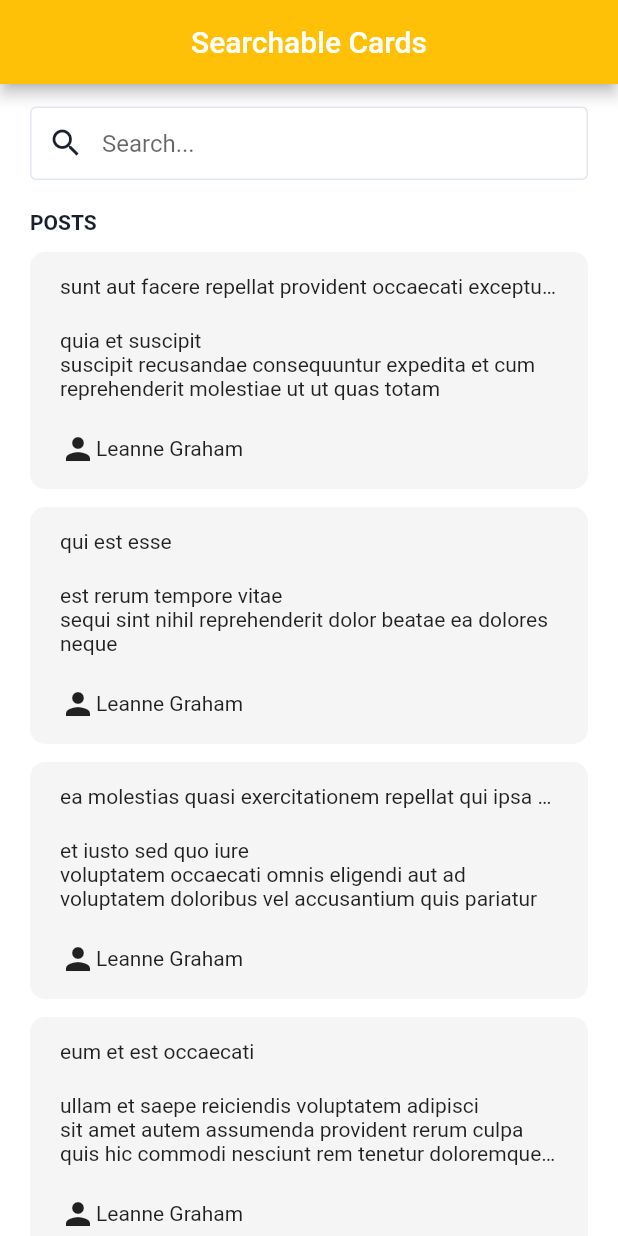
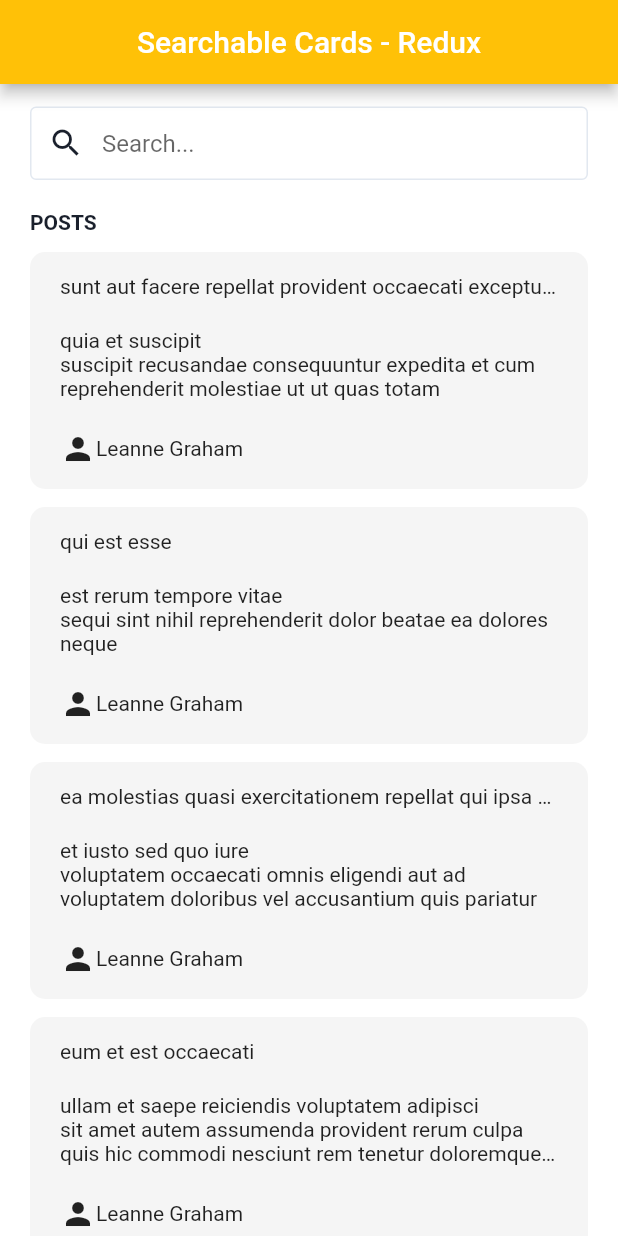
Before and after one commit to sefadogan/searchable-cards-flutter, a Flutter app: the screen it shows after launch, on a phone screen of 412 x 824 dp. Run offline on Flutter 3.47's test engine with Material 2 defaults, Android fonts, the phone set to English and light mode, and no system bars; our stand-ins replace flutter_redux, redux.

Commit message:
Updating title

```diff
--- a/lib/pages/home/home_page.dart
+++ b/lib/pages/home/home_page.dart
@@ -22,7 +22,7 @@ class _HomePageState extends State<HomePage> {
     return Scaffold(
       backgroundColor: Colors.white,
       appBar: AppBar(
-        title: ControlledText("Searchable Cards"),
+        title: ControlledText("Searchable Cards - Redux"),
         centerTitle: true,
         backgroundColor: Colors.amber,
         brightness: Brightness.light,
```
